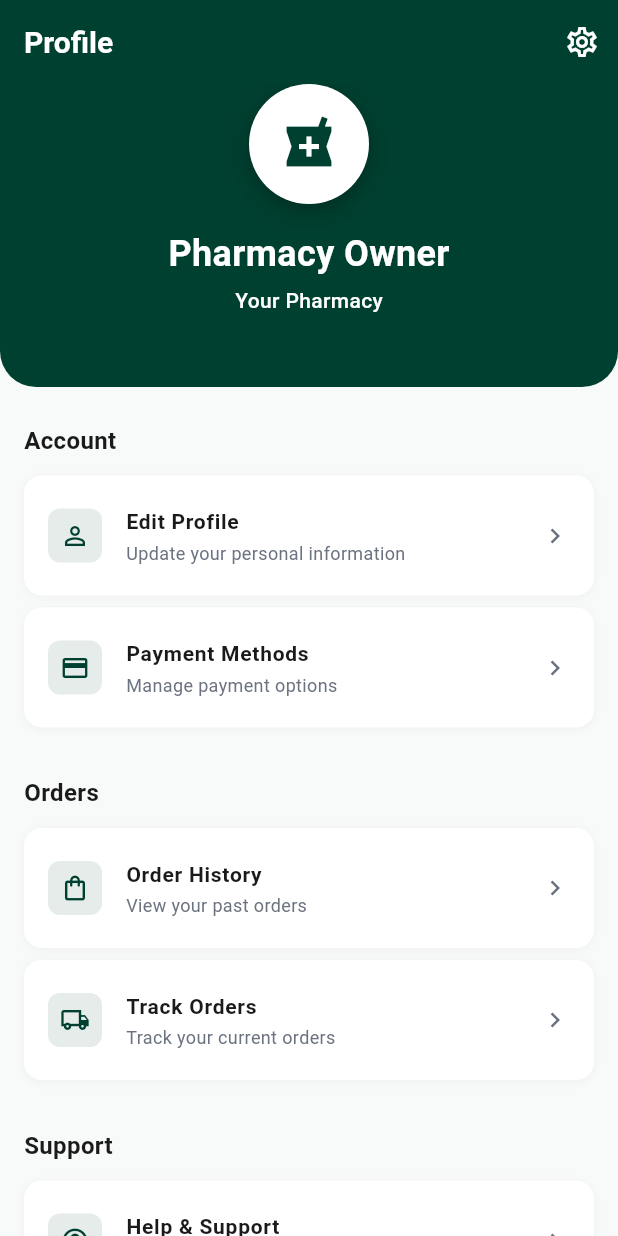
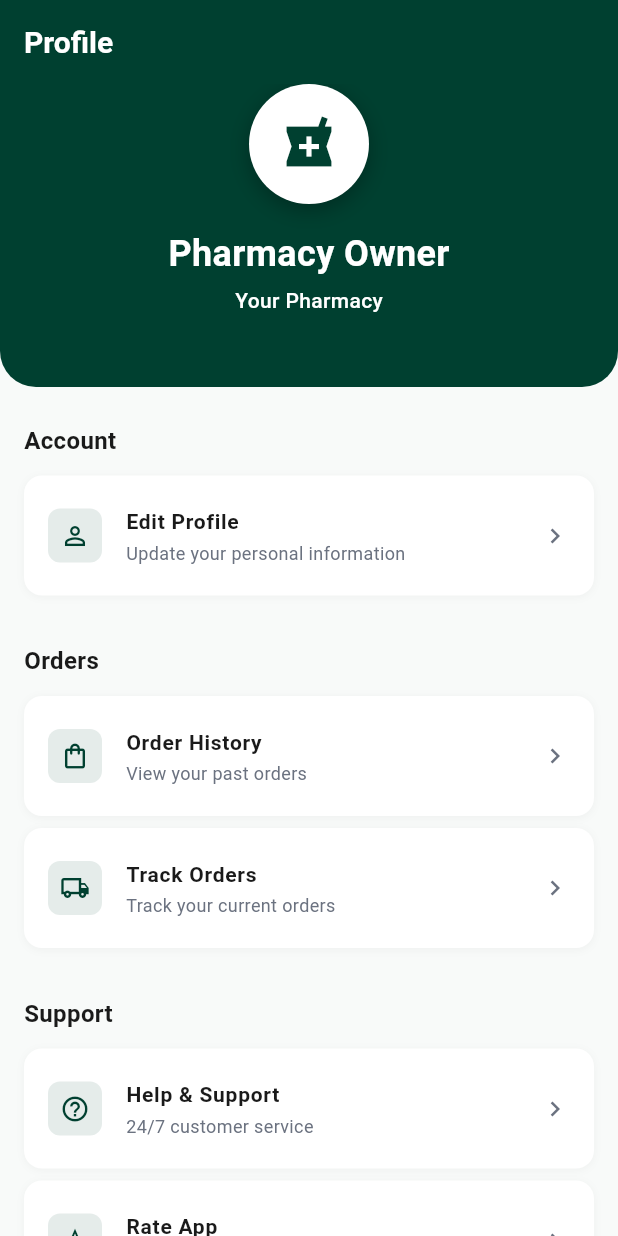
Before and after one commit to mahdi-islam-pranto/medicineMart, a Flutter app: the ProfilePage screen opened directly, on a phone screen of 412 x 824 dp. Run offline on Flutter 3.47's test engine with Material 3 defaults, Android fonts, the phone set to English and light mode, and no system bars; our stand-ins replace equatable, flutter_bloc, image_picker, shared_preferences; accounts and stored records are empty; network calls fail.

Commit message:
remove coming soon buttons for play store upload

```diff
--- a/lib/screens/profile_page.dart
+++ b/lib/screens/profile_page.dart
@@ -58,21 +58,21 @@ class _ProfilePageState extends State<ProfilePage> {
       elevation: 0,
       automaticallyImplyLeading: false,
       actions: [
-        IconButton(
-          onPressed: () {
-            // Settings
-            ScaffoldMessenger.of(context).showSnackBar(
-              const SnackBar(
-                content: Text('Settings coming soon!'),
-                backgroundColor: AppColors.primary,
-              ),
-            );
-          },
-          icon: const Icon(
-            Icons.settings_outlined,
-            color: AppColors.textOnPrimary,
-          ),
-        ),
+        // IconButton(
+        //   onPressed: () {
+        //     // Settings
+        //     ScaffoldMessenger.of(context).showSnackBar(
+        //       const SnackBar(
+        //         content: Text('Settings coming soon!'),
+        //         backgroundColor: AppColors.primary,
+        //       ),
+        //     );
+        //   },
+        //   icon: const Icon(
+        //     Icons.settings_outlined,
+        //     color: AppColors.textOnPrimary,
+        //   ),
+        // ),
       ],
     );
   }
@@ -211,12 +211,14 @@ class _ProfilePageState extends State<ProfilePage> {
           //   subtitle: 'Manage delivery addresses',
           //   onTap: () => _showComingSoon('Addresses'),
           // ),
-          _buildMenuItem(
-            icon: Icons.payment_outlined,
-            title: 'Payment Methods',
-            subtitle: 'Manage payment options',
-            onTap: () => _showComingSoon('Payment Methods'),
-          ),
+
+          // Payment methods
+          // _buildMenuItem(
+          //   icon: Icons.payment_outlined,
+          //   title: 'Payment Methods',
+          //   subtitle: 'Manage payment options',
+          //   onTap: () => _showComingSoon('Payment Methods'),
+          // ),
 
           const SizedBox(height: 24),
 
--- a/lib/widgets/sort_bottom_sheet.dart
+++ b/lib/widgets/sort_bottom_sheet.dart
@@ -108,6 +108,7 @@ class _SortBottomSheetState extends State<SortBottomSheet> {
           // Bottom buttons
           Container(
             padding: const EdgeInsets.all(16),
+            margin: const EdgeInsets.only(bottom: 30),
             decoration: const BoxDecoration(
               border: Border(
                 top: BorderSide(color: AppColors.borderLight),
```
Also changed, not shown: lib/screens/homepage.dart (+14 -14 lines).
